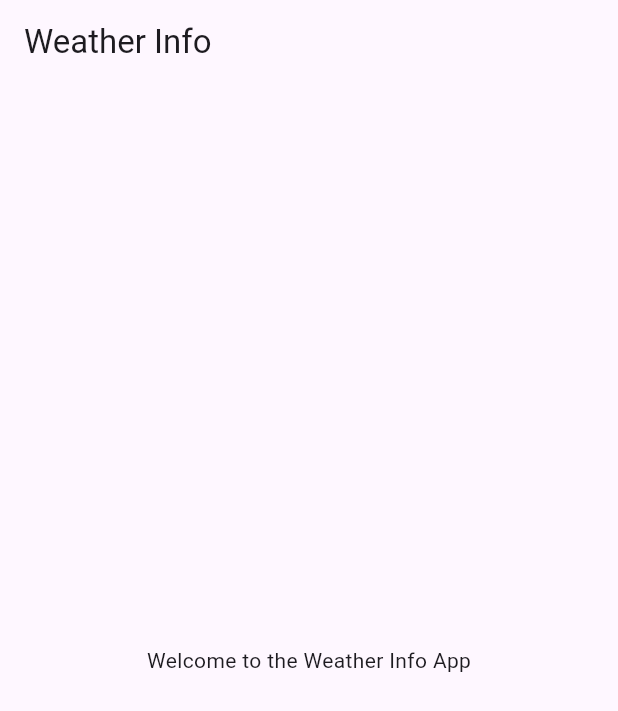
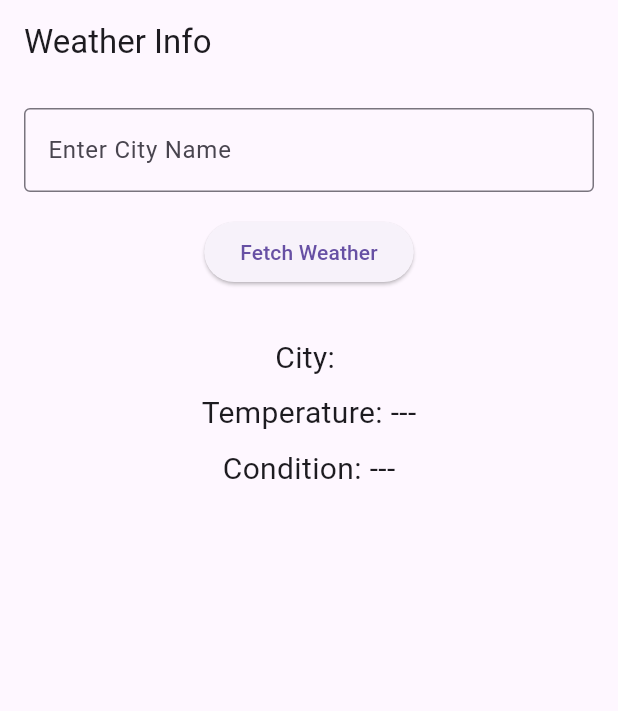
Before and after one commit to diobriggs/Weather-App, a Flutter app: the screen it shows after launch, on a phone screen of 412 x 824 dp. Shown: the top 711 px of the screen. Run offline on Flutter 3.47's test engine with Material 3 defaults, Android fonts, the phone set to English and light mode, and no system bars.

Commit message:
Basic UI with input field and button

```diff
--- a/lib/main.dart
+++ b/lib/main.dart
@@ -17,15 +17,61 @@ class WeatherInfoApp extends StatelessWidget {
   }
 }
 
-class WeatherHomePage extends StatelessWidget {
+class WeatherHomePage extends StatefulWidget {
+  @override
+  _WeatherHomePageState createState() => _WeatherHomePageState();
+}
+
+class _WeatherHomePageState extends State<WeatherHomePage> {
+  final TextEditingController _cityController = TextEditingController();
+  String cityName = '';
+  String temperature = '---';
+  String weatherCondition = '---';
+
   @override
   Widget build(BuildContext context) {
     return Scaffold(
       appBar: AppBar(
         title: Text('Weather Info'),
       ),
-      body: Center(
-        child: Text('Welcome to the Weather Info App'),
+      body: Padding(
+        padding: const EdgeInsets.all(16.0),
+        child: Column(
+          crossAxisAlignment: CrossAxisAlignment.center,
+          children: <Widget>[
+            TextField(
+              controller: _cityController,
+              decoration: InputDecoration(
+                labelText: 'Enter City Name',
+                border: OutlineInputBorder(),
+              ),
+            ),
+            SizedBox(height: 16),
+            ElevatedButton(
+              onPressed: () {
+                setState(() {
+                  cityName = _cityController.text;
+                });
+              },
+              child: Text('Fetch Weather'),
+            ),
+            SizedBox(height: 32),
+            Text(
+              'City: $cityName',
+              style: TextStyle(fontSize: 20),
+            ),
+            SizedBox(height: 8),
+            Text(
+              'Temperature: $temperature',
+              style: TextStyle(fontSize: 20),
+            ),
+            SizedBox(height: 8),
+            Text(
+              'Condition: $weatherCondition',
+              style: TextStyle(fontSize: 20),
+            ),
+          ],
+        ),
       ),
     );
   }
```
